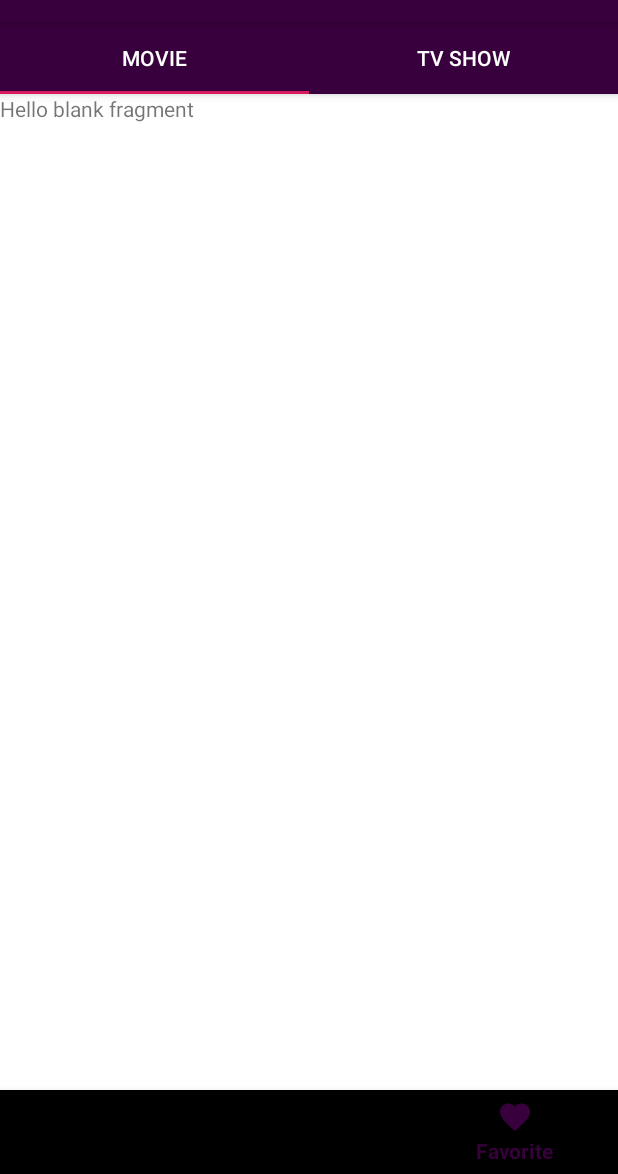
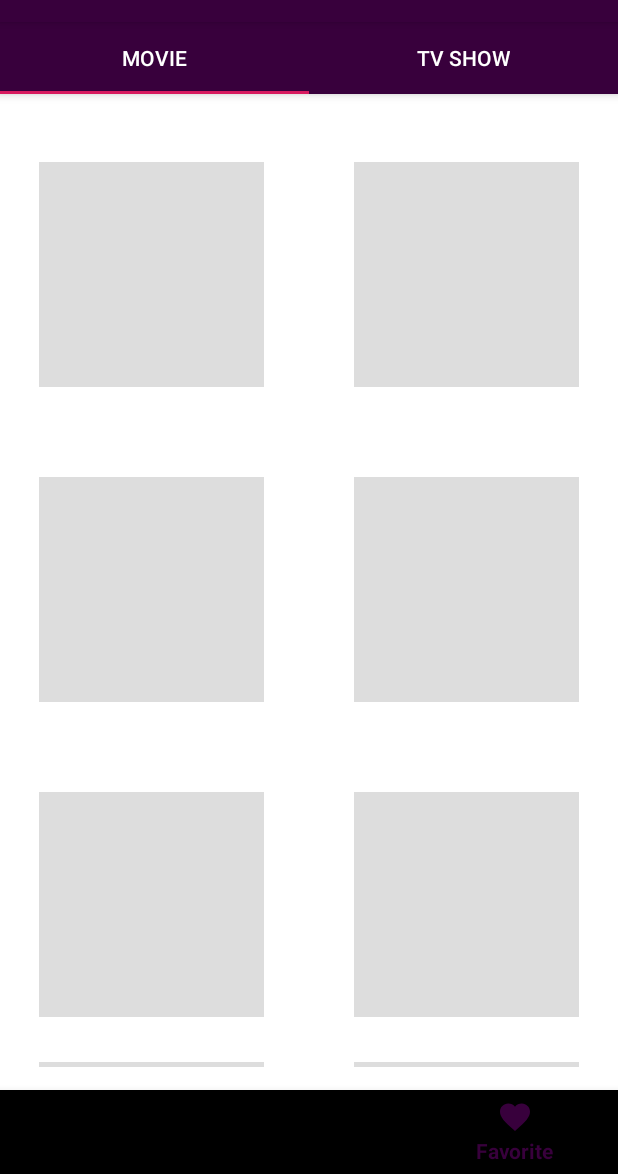
Before and after one commit to suryamudti/Android-Jetpack-Pro, an Android app: the screen it shows after launch (MainActivity), item 3 of the bottom bar chosen, on a phone screen of 412 x 824 dp, the part 62-1236 px from its top. Run offline under Robolectric (Android 15) with nearby library versions, the phone set to English and light mode, and no system bars; our stand-ins replace Shimmer; libraries missing offline, so code that uses them is left out: com.xwray.groupie, org.kodein.di; 10 statements that could not run were skipped.

Commit message:
#fix, favorite movie and favorite tvshows

```diff
--- a/app/src/main/java/com/surya/androidjetpackpro/ui/favorite/FavoriteMovieFragment.kt
+++ b/app/src/main/java/com/surya/androidjetpackpro/ui/favorite/FavoriteMovieFragment.kt
@@ -6,12 +6,35 @@ import androidx.fragment.app.Fragment
 import android.view.LayoutInflater
 import android.view.View
 import android.view.ViewGroup
+import androidx.lifecycle.Observer
+import androidx.lifecycle.ViewModelProviders
+import androidx.recyclerview.widget.GridLayoutManager
+import androidx.recyclerview.widget.RecyclerView
+import com.dicoding.surya.mademovieapp.ui.movie.MovieItem
+import com.facebook.shimmer.ShimmerFrameLayout
 import com.surya.androidjetpackpro.R
+import com.surya.androidjetpackpro.data.models.Movie
+import com.surya.androidjetpackpro.ui.movie.MovieViewModel
+import com.surya.androidjetpackpro.ui.movie.MovieViewModelFactory
+import com.xwray.groupie.GroupAdapter
+import com.xwray.groupie.ViewHolder
+import org.kodein.di.KodeinAware
+import org.kodein.di.android.x.kodein
+import org.kodein.di.generic.instance
 
 /**
  * A simple [Fragment] subclass.
  */
-class FavoriteMovieFragment : Fragment() {
+class FavoriteMovieFragment : Fragment(), KodeinAware {
+
+    override val kodein by kodein()
+
+    private val factory : MovieViewModelFactory by instance()
+
+    private lateinit var mainViewModel: MovieViewModel
+
+    private lateinit var shimmer: ShimmerFrameLayout
+    private lateinit var recyclerView: RecyclerView
 
     override fun onCreateView(
         inflater: LayoutInflater, container: ViewGroup?,
@@ -21,5 +44,35 @@ class FavoriteMovieFragment : Fragment() {
         return inflater.inflate(R.layout.fragment_favorite_movie, container, false)
     }
 
+    override fun onViewCreated(view: View, savedInstanceState: Bundle?) {
+        super.onViewCreated(view, savedInstanceState)
+
+        shimmer = view.findViewById(R.id.shimmer)
+        recyclerView = view.findViewById(R.id.rv_movie)
+
+        recyclerView.layoutManager = GridLayoutManager(context,2)
+        recyclerView.setHasFixedSize(true)
+
+        mainViewModel = ViewModelProviders.of(this, factory).get(MovieViewModel::class.java)
+
+        mainViewModel.getLocalMovie().observe(this, Observer {
+
+            if (it != null){
+                shimmer.visibility = View.GONE
+                val mAdapter = GroupAdapter<ViewHolder>().apply {
+                    addAll(it.toItem())
+                }
+                recyclerView.adapter = mAdapter
+            }
+        })
+
+        shimmer.visibility = View.VISIBLE
+    }
+
+    private fun List<Movie>.toItem() : List<MovieItem>{
+        return this.map {
+            MovieItem(it)
+        }
+    }
 
 }
--- a/app/src/main/java/com/surya/androidjetpackpro/ui/favorite/FavoriteTVShowFragment.kt
+++ b/app/src/main/java/com/surya/androidjetpackpro/ui/favorite/FavoriteTVShowFragment.kt
@@ -6,20 +6,71 @@ import androidx.fragment.app.Fragment
 import android.view.LayoutInflater
 import android.view.View
 import android.view.ViewGroup
+import androidx.lifecycle.Observer
+import androidx.lifecycle.ViewModelProviders
+import androidx.recyclerview.widget.GridLayoutManager
+import androidx.recyclerview.widget.RecyclerView
+import com.facebook.shimmer.ShimmerFrameLayout
 import com.surya.androidjetpackpro.R
+import com.surya.androidjetpackpro.data.models.TVShow
+import com.surya.androidjetpackpro.ui.tvshow.TVShowItem
+import com.surya.androidjetpackpro.ui.tvshow.TvshowViewModel
+import com.surya.androidjetpackpro.ui.tvshow.TvshowViewModelFactory
+import com.xwray.groupie.GroupAdapter
+import com.xwray.groupie.ViewHolder
+import org.kodein.di.KodeinAware
+import org.kodein.di.android.x.kodein
+import org.kodein.di.generic.instance
 
 /**
  * A simple [Fragment] subclass.
  */
-class FavoriteTVShowFragment : Fragment() {
+class FavoriteTVShowFragment : Fragment(), KodeinAware {
+
+    override val kodein by kodein()
+
+    private val factory : TvshowViewModelFactory by instance()
+
+    private lateinit var viewModel: TvshowViewModel
+
+    private lateinit var shimmer: ShimmerFrameLayout
+    private lateinit var recyclerView: RecyclerView
 
     override fun onCreateView(
         inflater: LayoutInflater, container: ViewGroup?,
         savedInstanceState: Bundle?
     ): View? {
         // Inflate the layout for this fragment
-        return inflater.inflate(R.layout.fragment_favorite_tvshow, container, false)
+        val viewRoot = inflater.inflate(R.layout.fragment_favorite_tvshow, container, false)
+
+        shimmer = viewRoot.findViewById(R.id.shimmer)
+        recyclerView = viewRoot.findViewById(R.id.rv_tv_show)
+
+        recyclerView.layoutManager = GridLayoutManager(context,2)
+        recyclerView.setHasFixedSize(true)
+
+        return viewRoot
     }
 
+    override fun onViewCreated(view: View, savedInstanceState: Bundle?) {
+        super.onViewCreated(view, savedInstanceState)
+        viewModel = ViewModelProviders.of(this, factory).get(TvshowViewModel::class.java)
 
+        viewModel.getLocalTVShow().observe(this, Observer {
+            if (it != null){
+                shimmer.visibility = View.GONE
+                val mAdapter = GroupAdapter<ViewHolder>().apply {
+                    addAll(it.toItem())
+                }
+                recyclerView.adapter = mAdapter
+            }
+        })
+        shimmer.visibility = View.VISIBLE
+    }
+
+    private fun List<TVShow>.toItem() : List<TVShowItem>{
+        return this.map {
+            TVShowItem(it)
+        }
+    }
 }
--- a/app/src/main/res/layout/fragment_favorite_movie.xml
+++ b/app/src/main/res/layout/fragment_favorite_movie.xml
@@ -2,12 +2,30 @@
         xmlns:tools="http://schemas.android.com/tools"
         android:layout_width="match_parent"
         android:layout_height="match_parent"
-        tools:context="com.surya.androidjetpackpro.ui.favorite.FavoriteMovieFragment">
+        xmlns:shimmer="http://schemas.android.com/apk/res-auto"
+        tools:context=".ui.favorite.FavoriteMovieFragment">
 
     <!-- TODO: Update blank fragment layout -->
-    <TextView
+    <androidx.recyclerview.widget.RecyclerView
+            android:id="@+id/rv_movie"
+            android:layout_width="match_parent"
+            android:layout_height="match_parent">
+
+    </androidx.recyclerview.widget.RecyclerView>
+
+    <com.facebook.shimmer.ShimmerFrameLayout
+            android:id="@+id/shimmer"
+            shimmer:auto_start="true"
+            android:layout_gravity="center"
             android:layout_width="match_parent"
             android:layout_height="match_parent"
-            android:text="@string/hello_blank_fragment" />
+            android:layout_margin="15dp"
+            android:orientation="vertical"
+            shimmer:duration="800">
+
+        <!-- Adding 7 rows of placeholders -->
+        <include layout="@layout/shimmer"/>
+
+    </com.facebook.shimmer.ShimmerFrameLayout>
 
 </FrameLayout>
```
Also changed, not shown: app/src/main/java/com/surya/androidjetpackpro/ui/tvshow/TvshowViewModel.kt (+12 -0 lines).
